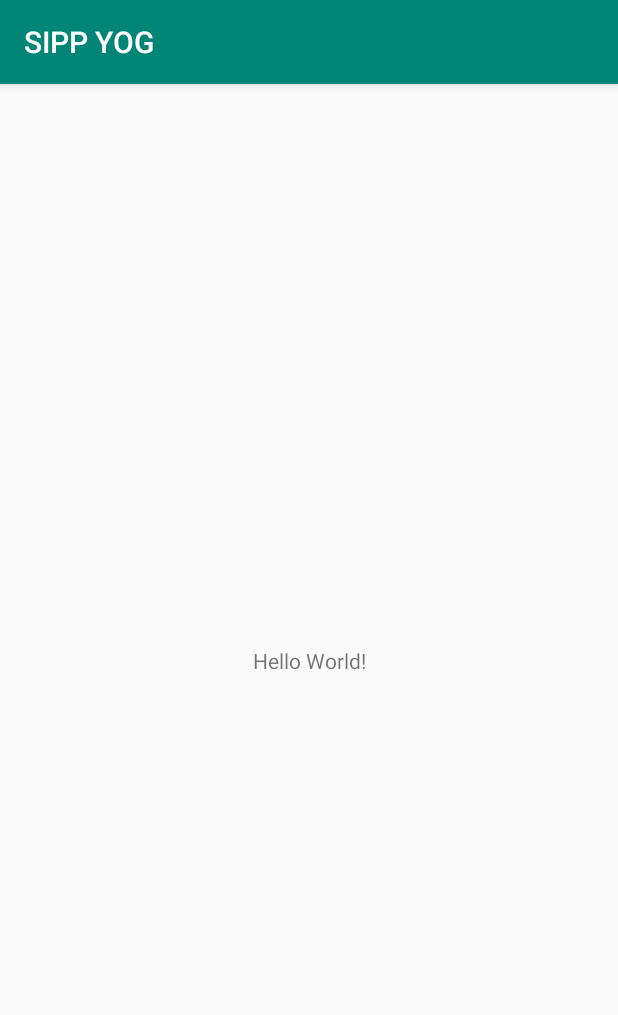
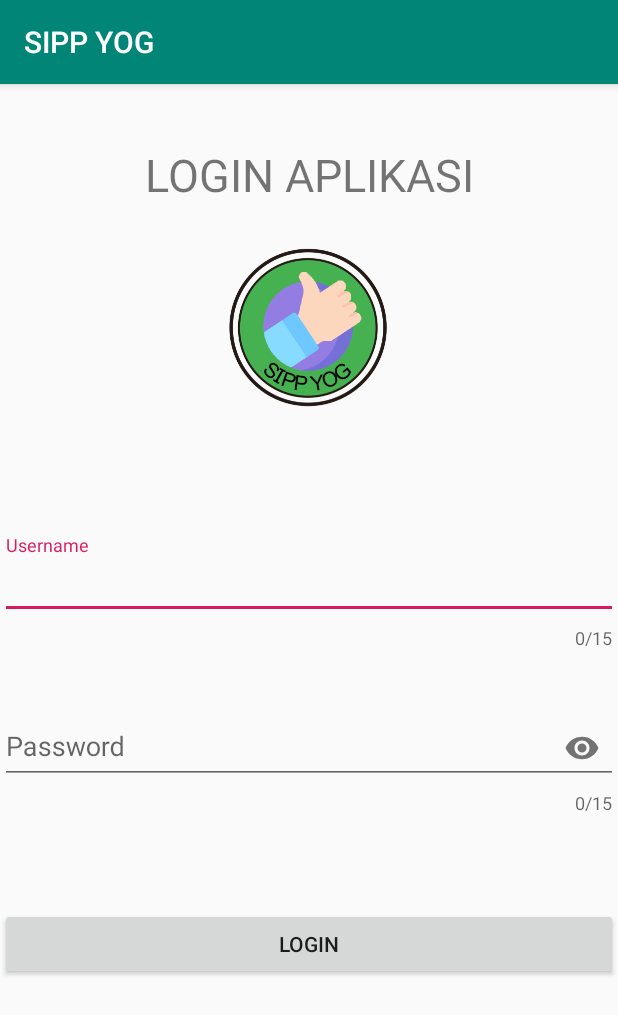
Before and after one commit to kpsinta/KP_SIPPYOG, an Android app: the screen it shows after launch (MainActivity), on a phone screen of 412 x 824 dp. Shown: the top 1015 px of the screen. Run offline under Robolectric (Android 15) with nearby library versions, the phone set to English and light mode, and no system bars.

Commit message:
ui login

```diff
--- a/app/build.gradle
+++ b/app/build.gradle
@@ -19,8 +19,17 @@ android {
 }
 
 dependencies {
+    //retrofit, gson
+    implementation 'com.squareup.retrofit2:retrofit:2.3.0' //retrofit rest client
+    implementation 'com.squareup.retrofit2:converter-gson:2.3.0' //retrofit json converter
+    //implementation 'com.google.code.gson:gson:2.6.2'
+
+    //recycle view
+    implementation 'com.android.support:recyclerview-v7:28.0.0-rc02'
+
     implementation fileTree(dir: 'libs', include: ['*.jar'])
     implementation 'com.android.support:appcompat-v7:28.0.0'
+    implementation 'com.android.support:design:28.0.0'
     implementation 'com.android.support.constraint:constraint-layout:1.1.3'
     testImplementation 'junit:junit:4.12'
     androidTestImplementation 'com.android.support.test:runner:1.0.2'
--- a/app/src/main/AndroidManifest.xml
+++ b/app/src/main/AndroidManifest.xml
@@ -1,10 +1,10 @@
 <?xml version="1.0" encoding="utf-8"?>
 <manifest xmlns:android="http://schemas.android.com/apk/res/android"
     package="jls.com.sippyog">
-
+    <uses-permission android:name="android.permission.INTERNET" />
     <application
         android:allowBackup="true"
-        android:icon="@mipmap/ic_launcher"
+        android:icon="@drawable/logo_sippyog"
         android:label="@string/app_name"
         android:roundIcon="@drawable/logo_sippyog"
         android:supportsRtl="true"
--- a/app/src/main/java/jls/com/sippyog/MainActivity.java
+++ b/app/src/main/java/jls/com/sippyog/MainActivity.java
@@ -1,10 +1,15 @@
 package jls.com.sippyog;
 
+import android.os.Bundle;
+import android.support.design.widget.TextInputEditText;
+import android.support.design.widget.TextInputLayout;
 import android.support.v7.app.AppCompatActivity;
-import android.os.Bundle;
+import android.widget.Button;
 
 public class MainActivity extends AppCompatActivity {
-
+    private Button btnLogin;
+    private TextInputLayout textInputUsername, textInputPassword;
+    private TextInputEditText input_username, input_password;
     @Override
     protected void onCreate(Bundle savedInstanceState) {
         super.onCreate(savedInstanceState);
--- a/app/src/main/res/layout/activity_main.xml
+++ b/app/src/main/res/layout/activity_main.xml
@@ -6,13 +6,94 @@
     android:layout_height="match_parent"
     tools:context=".MainActivity">
 
+    <ImageView
+        android:id="@+id/imageView"
+        android:layout_width="144dp"
+        android:layout_height="134dp"
+        android:layout_marginStart="149dp"
+        android:layout_marginTop="99dp"
+        android:layout_marginEnd="150dp"
+        android:layout_marginBottom="524dp"
+        android:src="@drawable/logo_sippyog"
+        app:layout_constraintBottom_toBottomOf="parent"
+        app:layout_constraintEnd_toEndOf="parent"
+        app:layout_constraintStart_toStartOf="parent"
+        app:layout_constraintTop_toTopOf="parent"
+        app:layout_constraintVertical_bias="0.0" />
+
+    <android.support.design.widget.TextInputLayout
+        android:id="@+id/text_input_username"
+        android:layout_width="match_parent"
+        android:layout_height="wrap_content"
+        android:layout_marginTop="8dp"
+        android:layout_marginBottom="8dp"
+        app:counterEnabled="true"
+        app:counterMaxLength="15"
+        app:errorEnabled="true"
+        app:layout_constraintBottom_toBottomOf="parent"
+        app:layout_constraintTop_toTopOf="parent"
+        app:layout_constraintVertical_bias="0.433"
+        tools:layout_editor_absoluteX="0dp">
+
+        <android.support.design.widget.TextInputEditText
+            android:id="@+id/input_username"
+            android:layout_width="match_parent"
+            android:layout_height="wrap_content"
+            android:hint="Username"
+            android:inputType="text" />
+    </android.support.design.widget.TextInputLayout>
+
+    <android.support.design.widget.TextInputLayout
+        android:id="@+id/text_input_password"
+        android:layout_width="match_parent"
+        android:layout_height="wrap_content"
+        android:layout_marginTop="8dp"
+        android:layout_marginBottom="8dp"
+        app:counterEnabled="true"
+        app:counterMaxLength="15"
+        app:errorEnabled="true"
+        app:passwordToggleEnabled="true"
+        app:layout_constraintBottom_toBottomOf="parent"
+        app:layout_constraintTop_toTopOf="parent"
+        app:layout_constraintVertical_bias="0.595"
+        tools:layout_editor_absoluteX="0dp">
+
+        <android.support.design.widget.TextInputEditText
+            android:id="@+id/input_password"
+            android:layout_width="match_parent"
+            android:layout_height="wrap_content"
+            android:hint="Password"
+            android:inputType="textPassword" />
+    </android.support.design.widget.TextInputLayout>
+
+    <Button
+        android:id="@+id/btnLogin"
+        android:layout_width="match_parent"
+        android:layout_height="wrap_content"
+        android:layout_marginTop="8dp"
+        android:layout_marginBottom="8dp"
+        android:text="LOGIN"
+        app:layout_constraintBottom_toBottomOf="parent"
+        app:layout_constraintTop_toTopOf="parent"
+        app:layout_constraintVertical_bias="0.769"
+        tools:layout_editor_absoluteX="0dp" />
+
     <TextView
+        android:id="@+id/textView"
         android:layout_width="wrap_content"
         android:layout_height="wrap_content"
-        android:text="Hello World!"
+        android:layout_marginStart="8dp"
+        android:layout_marginTop="8dp"
+        android:layout_marginEnd="8dp"
+        android:layout_marginBottom="8dp"
+        android:text="LOGIN APLIKASI"
+        android:textAlignment="center"
+        android:textSize="30sp"
         app:layout_constraintBottom_toBottomOf="parent"
-        app:layout_constraintLeft_toLeftOf="parent"
-        app:layout_constraintRight_toRightOf="parent"
-        app:layout_constraintTop_toTopOf="parent" />
+        app:layout_constraintEnd_toEndOf="parent"
+        app:layout_constraintStart_toStartOf="parent"
+        app:layout_constraintTop_toTopOf="parent"
+        app:layout_constraintVertical_bias="0.045"
+        tools:text="LOGIN APLIKASI" />
 
 </android.support.constraint.ConstraintLayout>
```
Also changed, not shown: app/src/main/res/drawable/logo_sippyog.PNG.
